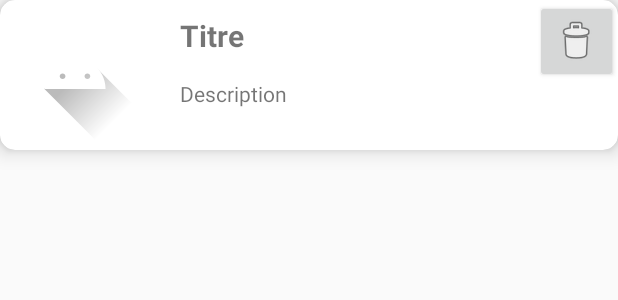
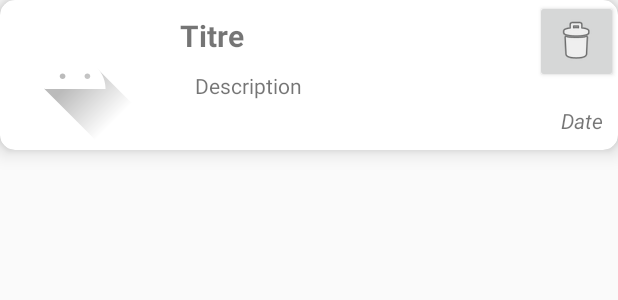
Before and after one commit to cyan974/ToDoList_SA, an Android app: the layout list_todo.xml on its own in the app's theme, with its tools: preview values and no code run, on a phone screen of 412 x 824 dp. Shown: the top 300 px of the screen. Run offline under Robolectric (Android 15) with nearby library versions, the phone set to English and light mode, and no system bars.

Commit message:
Afficher une vue pour le détail de la tâche

```diff
--- a/app/src/main/java/com/example/todolist_sa/AdapterToDo.java
+++ b/app/src/main/java/com/example/todolist_sa/AdapterToDo.java
@@ -38,6 +38,7 @@ public class AdapterToDo extends ArrayAdapter<ToDo> {
 
         TextView title = convertView.findViewById(R.id.txtTitle);
         TextView description = convertView.findViewById(R.id.txtDescription);
+        TextView date = convertView.findViewById(R.id.txtDate);
 
         title.setText(toDo.getTitle());
 
@@ -45,8 +46,9 @@ public class AdapterToDo extends ArrayAdapter<ToDo> {
         for(ToDoItem item:toDo.getListItems()){
             str += "- " + item.getName() +"\n";
         }
+        description.setText(str);
 
-        description.setText(str);
+        date.setText(toDo.getEndDate().toString());
         return convertView;
     }
 }
--- a/app/src/main/java/com/example/todolist_sa/AddToDoActivity.java
+++ b/app/src/main/java/com/example/todolist_sa/AddToDoActivity.java
@@ -95,7 +95,7 @@ public class AddToDoActivity extends Activity {
             listItems.add(edtElement.getText().toString());
             mAdapter.notifyDataSetChanged();
 
-            edtElement.setText("");
+            edtElement.getText().clear();
         }
     }
 
--- a/app/src/main/res/layout/activity_main.xml
+++ b/app/src/main/res/layout/activity_main.xml
@@ -9,7 +9,7 @@
     <ListView
         android:id="@+id/list_todo"
         android:layout_width="match_parent"
-        android:layout_height="match_parent"/>
+        android:layout_height="match_parent" />
 
     <com.google.android.material.floatingactionbutton.FloatingActionButton
         android:id="@+id/floating_action_button"
--- a/app/src/main/res/layout/list_todo.xml
+++ b/app/src/main/res/layout/list_todo.xml
@@ -40,9 +40,9 @@
             android:id="@+id/txtDescription"
             android:layout_width="wrap_content"
             android:layout_height="wrap_content"
-            android:layout_marginStart="20dp"
-            android:layout_marginLeft="20dp"
-            android:layout_marginTop="15dp"
+            android:layout_marginStart="30dp"
+            android:layout_marginLeft="30dp"
+            android:layout_marginTop="10dp"
             android:text="Description"
             android:textSize="14sp"
             card_view:layout_constraintStart_toEndOf="@+id/imgCard"
@@ -56,5 +56,18 @@
             android:onClick="deleteTask"
             card_view:layout_constraintEnd_toEndOf="parent"
             card_view:layout_constraintTop_toTopOf="parent" />
+
+        <TextView
+            android:id="@+id/txtDate"
+            android:layout_width="wrap_content"
+            android:layout_height="wrap_content"
+            android:layout_marginEnd="10dp"
+            android:layout_marginRight="10dp"
+            android:layout_marginBottom="10dp"
+            android:text="Date"
+            android:textAllCaps="false"
+            android:textStyle="italic"
+            card_view:layout_constraintBottom_toBottomOf="parent"
+            card_view:layout_constraintEnd_toEndOf="parent" />
     </androidx.constraintlayout.widget.ConstraintLayout>
 </androidx.cardview.widget.CardView>
```
Also changed, not shown: app/src/main/java/com/example/todolist_sa/DTO/ToDo.java (+6 -2 lines), app/src/main/java/com/example/todolist_sa/MainActivity.java (+18 -75 lines), app/src/main/java/com/example/todolist_sa/ViewToDoActivity.java (+5 -4 lines).
